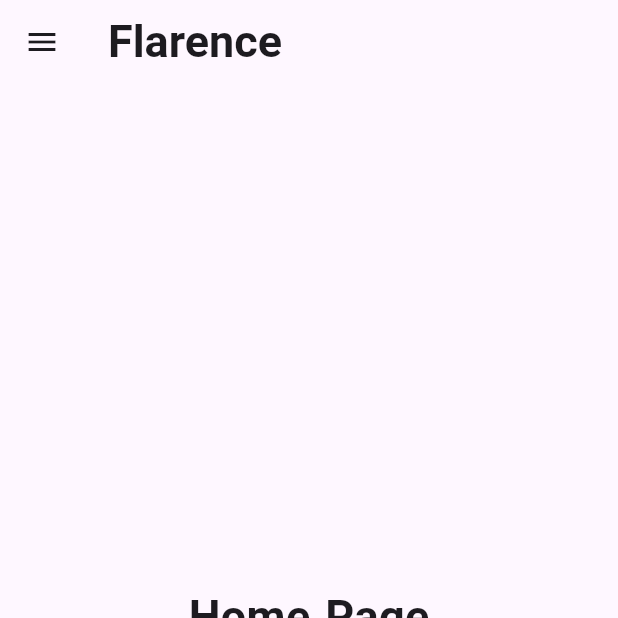
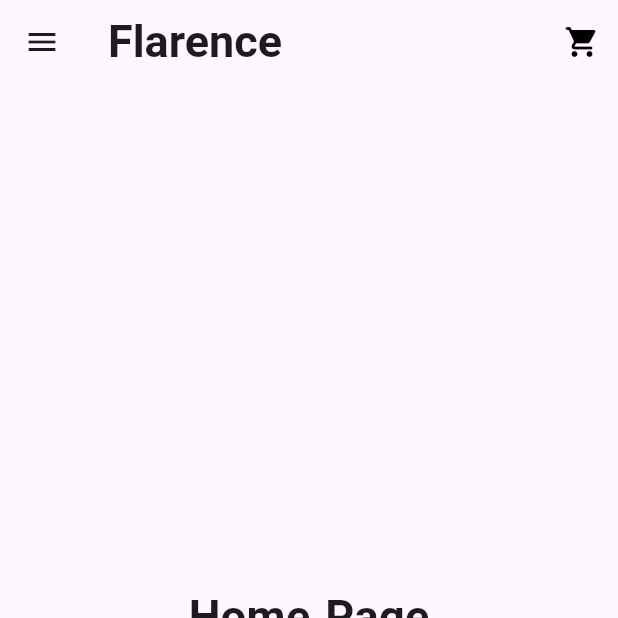
Before and after one commit to sajalAppdevs/flutter_store_project, a Flutter app: the screen it shows after launch, on a phone screen of 412 x 824 dp, the top half of it. Run offline on Flutter 3.47's test engine with Material 2 defaults, Android fonts, the phone set to English and light mode, and no system bars.

Commit message:
add body_page.dart

```diff
--- /dev/null
+++ b/lib/Shop/presentation/pages/body_page.dart
@@ -0,0 +1,18 @@
+import 'package:flutter/material.dart';
+import 'package:flutter_store_project/Shop/presentation/widget/bottom_nav.dart';
+
+class BodyPage extends StatefulWidget {
+  const BodyPage({super.key});
+
+  @override
+  State<BodyPage> createState() => _BodyPageState();
+}
+
+class _BodyPageState extends State<BodyPage> {
+  @override
+  Widget build(BuildContext context) {
+    return const Scaffold(
+      body: BottomNav(),
+    );
+  }
+}
--- a/lib/Shop/presentation/pages/main_page.dart
+++ b/lib/Shop/presentation/pages/main_page.dart
@@ -1,5 +1,5 @@
 import 'package:flutter/material.dart';
-import 'package:flutter_store_project/Shop/presentation/widget/bottom_nav.dart';
+import 'package:flutter_store_project/Shop/presentation/pages/body_page.dart';
 
 class MainPage extends StatefulWidget {
   const MainPage({super.key});
@@ -13,7 +13,9 @@ class _MainPageState extends State<MainPage> {
   Widget build(BuildContext context) {
     return Scaffold(
       appBar: AppBar(
-        title: const Text(
+        title: GestureDetector(
+          onTap: () {},
+          child: const Text(
             "Flarence",
             textAlign: TextAlign.center,
             style: TextStyle(
@@ -22,6 +24,17 @@ class _MainPageState extends State<MainPage> {
               fontFamily: "iran_sens",
             ),
           ),
+        ),
+        actions: [
+          Builder(builder: (BuildContext) {
+            return IconButton(
+                onPressed: () {},
+                icon: const Icon(
+                  Icons.shopping_cart_rounded,
+                  color: Colors.black,
+                ));
+          })
+        ],
       ),
       drawer: Drawer(
           backgroundColor: Colors.white,
@@ -79,7 +92,7 @@ class _MainPageState extends State<MainPage> {
               )
             ],
           )),
-      body: const BottomNav(),
+      body: const BodyPage(),
     );
   }
 }
```
Lines whose indentation alone changed are shown as unchanged.
